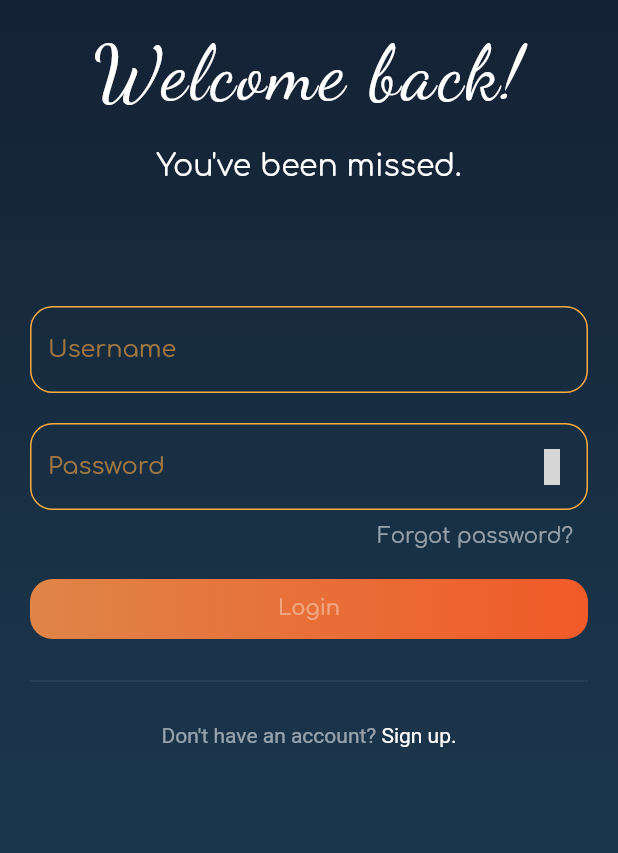
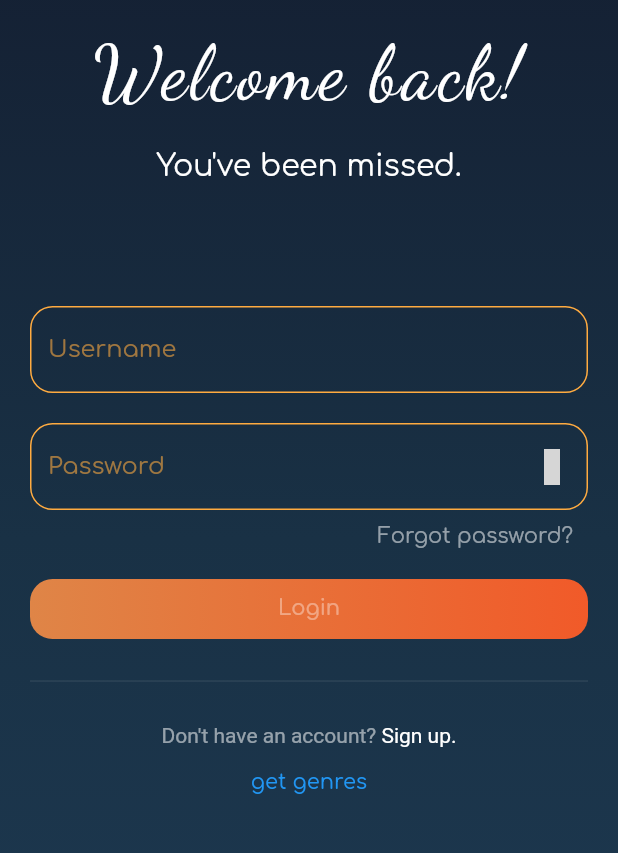
Before and after one commit to pouria-z/Moview, a Flutter app: the screen it shows after launch, on a phone screen of 412 x 824 dp, the part 80-933 px from its top. Run offline on Flutter 3.47's test engine with Material 2 defaults, Android fonts, the phone set to English and light mode, and no system bars; our stand-ins replace auto_size_text, cached_network_image, connectivity_plus, firebase_core, firebase_messaging, flutter_svg and 6 more; accounts and stored records are empty; grey boxes are pictures that could not be loaded.

Commit message:
starting models

```diff
--- /dev/null
+++ b/lib/model.dart
@@ -0,0 +1,60 @@
+import 'dart:convert';
+
+import 'package:http/http.dart';
+import 'package:moview/key.dart';
+
+GenresModel genresModelFromJson(String str) =>
+    GenresModel.fromJson(json.decode(str));
+
+String genresModelToJson(GenresModel data) => json.encode(data.toJson());
+
+class GenresModel {
+  GenresModel({
+    required this.genres,
+  });
+
+  List<Genre> genres;
+
+  factory GenresModel.fromJson(Map<String, dynamic> json) => GenresModel(
+        genres: List<Genre>.from(json["genres"].map((x) => Genre.fromJson(x))),
+      );
+
+  Map<String, dynamic> toJson() => {
+        "genres": List<dynamic>.from(genres.map((x) => x.toJson())),
+      };
+}
+
+class Genre {
+  Genre({
+    required this.id,
+    required this.name,
+  });
+
+  int id;
+  String name;
+
+  factory Genre.fromJson(Map<String, dynamic> json) => Genre(
+        id: json["id"],
+        name: json["name"],
+      );
+
+  Map<String, dynamic> toJson() => {
+        "id": id,
+        "name": name,
+      };
+}
+
+
+class APIManager {
+
+  Future<GenresModel> getGenres() async {
+    var url = Uri.https("api.themoviedb.org", "/3/genre/movie/list",
+        {'api_key': '$apiKey', 'language': 'en-US'});
+    Response response = await get(url);
+    var jsonBody = jsonDecode(response.body);
+    var genresModel = GenresModel.fromJson(jsonBody);
+    return genresModel;
+
+  }
+
+}
--- a/lib/screens/intro/login_page.dart
+++ b/lib/screens/intro/login_page.dart
@@ -9,6 +9,7 @@ import 'package:moview/widgets.dart';
 import 'package:provider/provider.dart';
 import 'package:iconsax/iconsax.dart';
 import 'package:google_fonts/google_fonts.dart';
+import 'package:moview/model.dart';
 
 class LoginPage extends StatefulWidget {
   @override
@@ -216,6 +217,13 @@ class _LoginPageState extends State<LoginPage> {
                       ),
                     ),
                   ),
+                  TextButton(
+                    onPressed: () async {
+                      var data = await APIManager().getGenres();
+                      print(data.genres[0].name);
+                    },
+                    child: Text("get genres"),
+                  ),
                 ],
               ),
             ),
```
